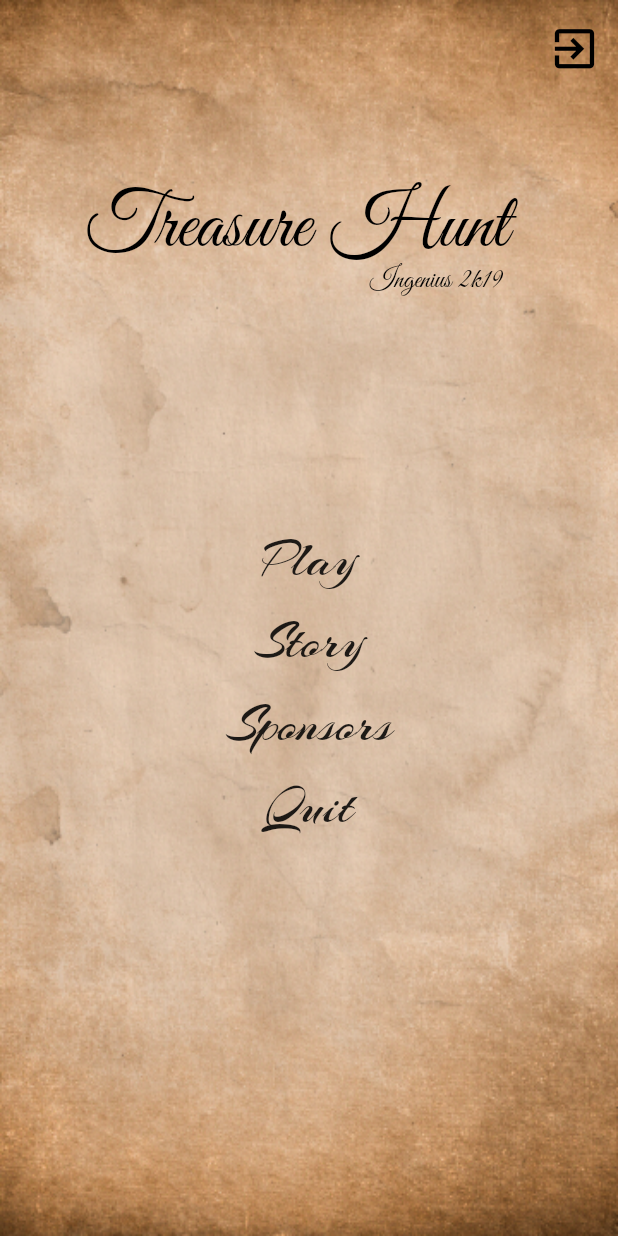
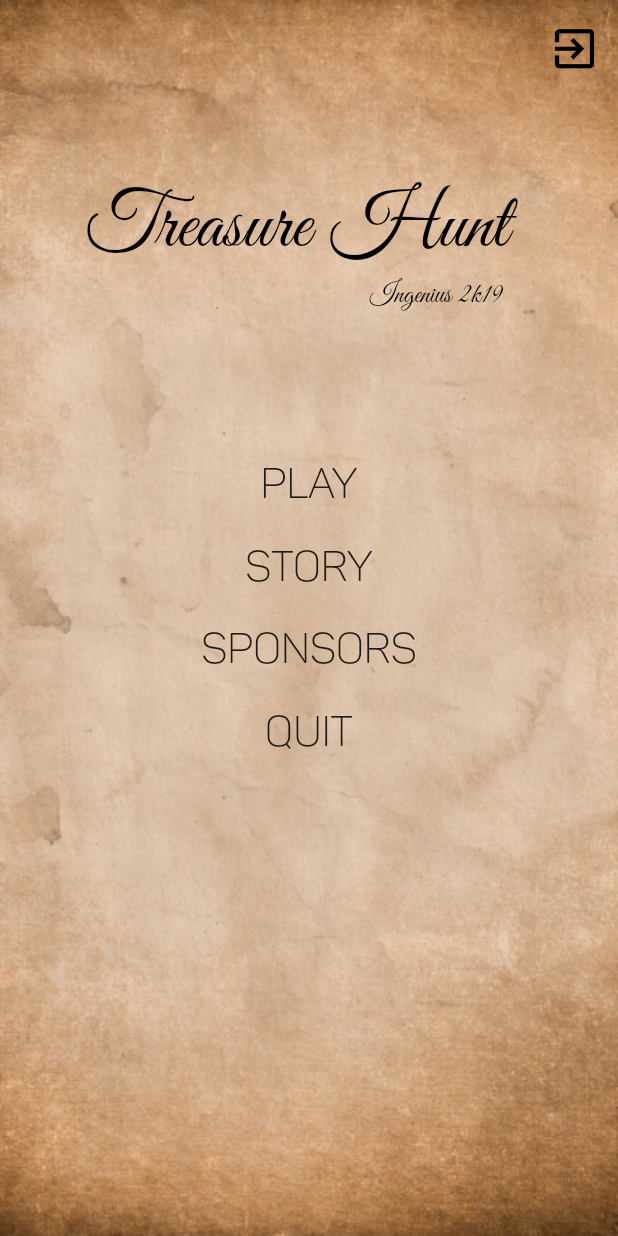
Before and after one commit to AravindhanV/inGenius-AR-Treasure-Hunt, a Flutter app: the HomePage screen opened by its route, on a phone screen of 412 x 824 dp. Run offline on Flutter 3.47's test engine with Material 2 defaults, Android fonts, the phone set to English and light mode, and no system bars; our stand-ins replace dots_indicator, firebase_auth, firebase_database; missing offline and left inert: qrcode_reader; accounts and stored records are empty.

Commit message:
Home Screen Font Changed

```diff
--- a/lib/pages/home.dart
+++ b/lib/pages/home.dart
@@ -55,7 +55,7 @@ class _HomePageState extends State<HomePage> {
                         ),
                       ),
                       Padding(
-                        padding: EdgeInsets.fromLTRB(190, 56, 20, 0),
+                        padding: EdgeInsets.fromLTRB(190, 66, 20, 0),
                         child: Text(
                           'Ingenius 2k19',
                           style: TextStyle(
@@ -68,14 +68,14 @@ class _HomePageState extends State<HomePage> {
                     ],
                   ),
                   SizedBox(
-                    height: 150,
+                    height: 90,
                   ),
                   FlatButton(
                     child: Text(
                       'Play',
                       style: TextStyle(
-                        fontFamily: 'Arizonia',
-                        fontSize: 36,
+                        fontFamily: 'panton',
+                        fontSize: 28,
                       ),
                     ),
                     onPressed: () {
@@ -120,8 +120,8 @@ class _HomePageState extends State<HomePage> {
                     child: Text(
                       'Story',
                       style: TextStyle(
-                        fontFamily: 'Arizonia',
-                        fontSize: 36,
+                        fontFamily: 'Panton',
+                        fontSize: 28,
                       ),
                     ),
                     onPressed: () {},
@@ -133,8 +133,8 @@ class _HomePageState extends State<HomePage> {
                     child: Text(
                       'Sponsors',
                       style: TextStyle(
-                        fontFamily: 'Arizonia',
-                        fontSize: 36,
+                        fontFamily: 'Panton',
+                        fontSize: 28,
                       ),
                     ),
                     onPressed: () {},
@@ -146,8 +146,8 @@ class _HomePageState extends State<HomePage> {
                     child: Text(
                       'Quit',
                       style: TextStyle(
-                        fontFamily: 'Arizonia',
-                        fontSize: 36,
+                        fontFamily: 'Panton',
+                        fontSize: 28,
                       ),
                     ),
                     onPressed: () {
--- a/pubspec.yaml
+++ b/pubspec.yaml
@@ -70,6 +70,12 @@ flutter:
     - family: Dancingscript
       fonts:
         - asset: fonts/DancingScript-Regular.ttf
+    - family: Panton
+      fonts:
+        # - asset: fonts/panton.light-italic-caps.otf
+          # style: italic
+        - asset: fonts/Panton-LightCaps.otf
+
   # fonts:
   #   - family: Schyler
   #     fonts:
```
Also changed, not shown: fonts/Panton-LightCaps.otf (added), fonts/panton.light-italic-caps.otf (added).
